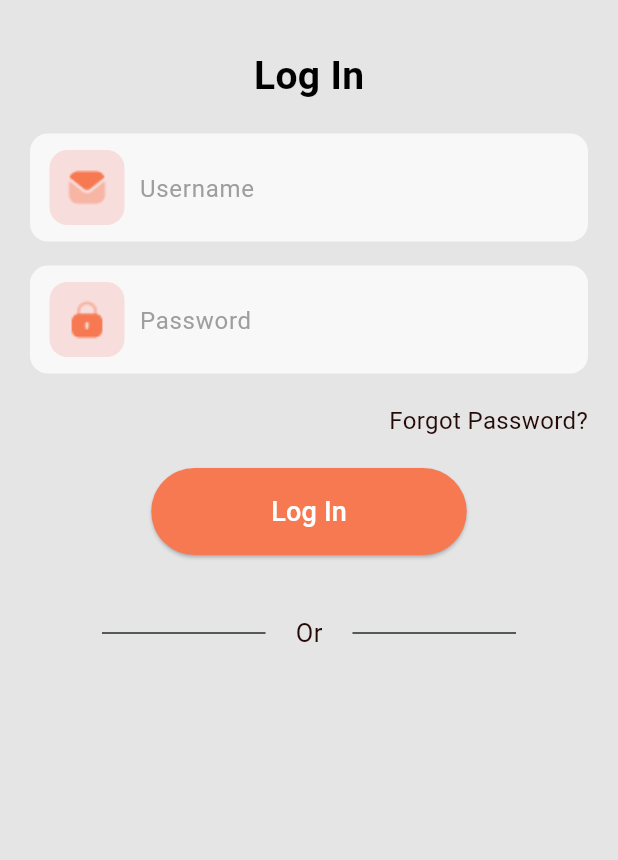
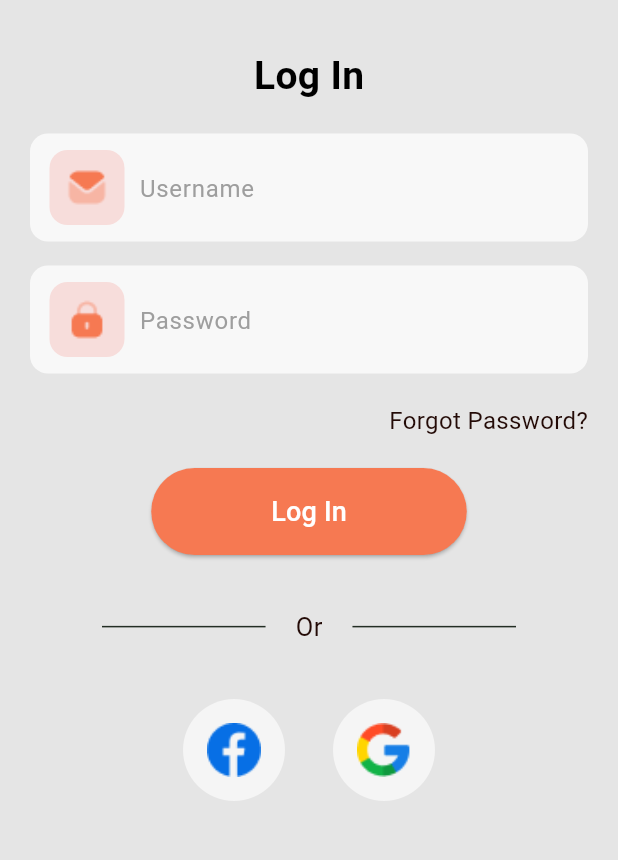
Before and after one commit to jeremy02/Clothing-E-Commerce-App, a Flutter app: the screen it shows after launch, on a phone screen of 412 x 824 dp, the part 288-1148 px from its top. Run offline on Flutter 3.47's test engine with Material 3 defaults, Android fonts, the light colour scheme and no system bars; our stand-ins replace get.

Commit message:
login screen added facebook and google login buttons

```diff
--- a/lib/screens/login/login_screen.dart
+++ b/lib/screens/login/login_screen.dart
@@ -90,7 +90,7 @@ class LoginScreen extends StatelessWidget {
                   horizontalPadding: 56.0,
               ),
               const SizedBox(
-                height: 40,
+                height: 36,
               ),
               Row(
                 crossAxisAlignment: CrossAxisAlignment.center,
@@ -103,7 +103,7 @@ class LoginScreen extends StatelessWidget {
                       color: AppUtils.hexToColor("#232E24"),
                       indent: 48,
                       endIndent: 20,
-                      height: 1.0,
+                      height: 0.5,
                     ),
                   ),
                   Text(
@@ -119,11 +119,59 @@ class LoginScreen extends StatelessWidget {
                       color: AppUtils.hexToColor("#232E24"),
                       indent: 20,
                       endIndent: 48,
-                      height: 1.0,
+                      height: 0.5,
                     ),
                   ),
                 ],
-              )
+              ),
+              const SizedBox(
+                height: 36,
+              ),
+              Row(
+                crossAxisAlignment: CrossAxisAlignment.center,
+                mainAxisAlignment: MainAxisAlignment.center,
+                children: [
+                  MaterialButton(
+                    elevation: 0.0,
+                    focusElevation: 0.0,
+                    hoverElevation: 0.0,
+                    highlightElevation: 0.0,
+                    onPressed: () {},
+                    shape: const CircleBorder(),
+                    color: Colors.white.withOpacity(0.6),
+                    child: Padding(
+                      padding: const EdgeInsets.all(16.0),
+                      child: Ink.image(
+                        image: const AssetImage("assets/auth/icon_facebook.png"),
+                        fit: BoxFit.cover,
+                        width: 36.0,
+                        height: 36.0,
+                      ),
+                    ),
+                  ),
+                  const SizedBox(
+                    height: 20,
+                  ),
+                  MaterialButton(
+                    elevation: 0.0,
+                    focusElevation: 0.0,
+                    hoverElevation: 0.0,
+                    highlightElevation: 0.0,
+                    onPressed: () {},
+                    shape: const CircleBorder(),
+                    color: Colors.white.withOpacity(0.6),
+                    child: Padding(
+                      padding: const EdgeInsets.all(16.0),
+                      child: Ink.image(
+                        image: const AssetImage("assets/auth/icon_google.png"),
+                        fit: BoxFit.cover,
+                        width: 36.0,
+                        height: 36.0,
+                      ),
+                    ),
+                  ),
+                ],
+              ),
             ],
           ),
         ),
```
Also changed, not shown: assets/auth/icon_facebook.png (added), assets/auth/icon_google.png (added).
